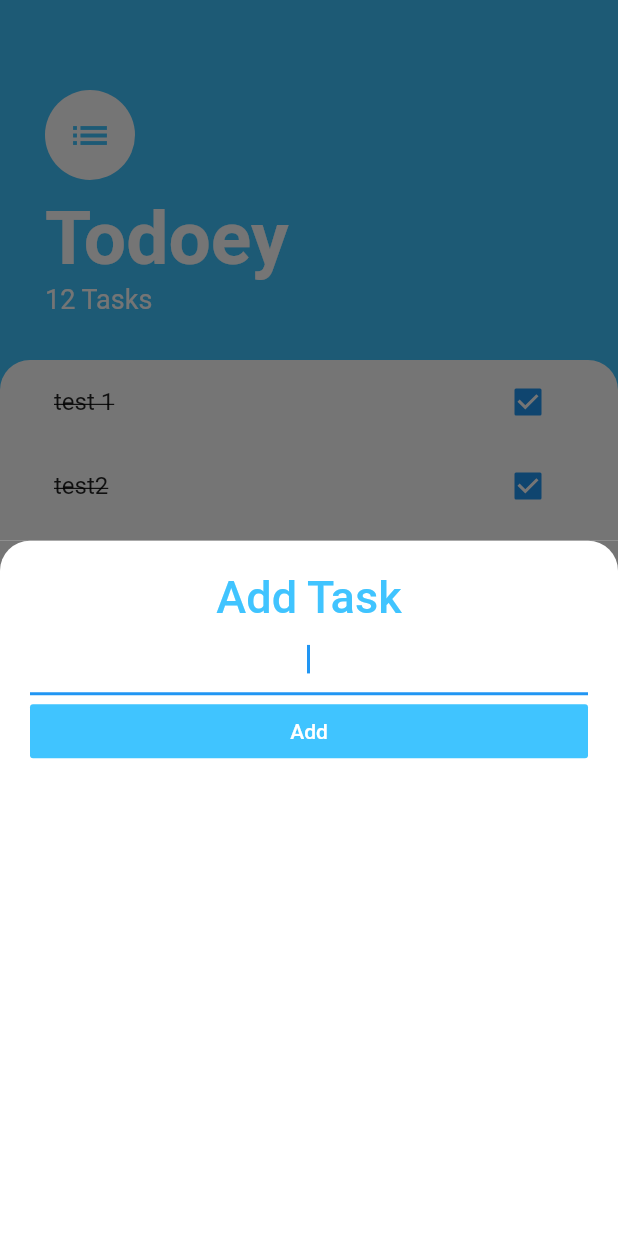
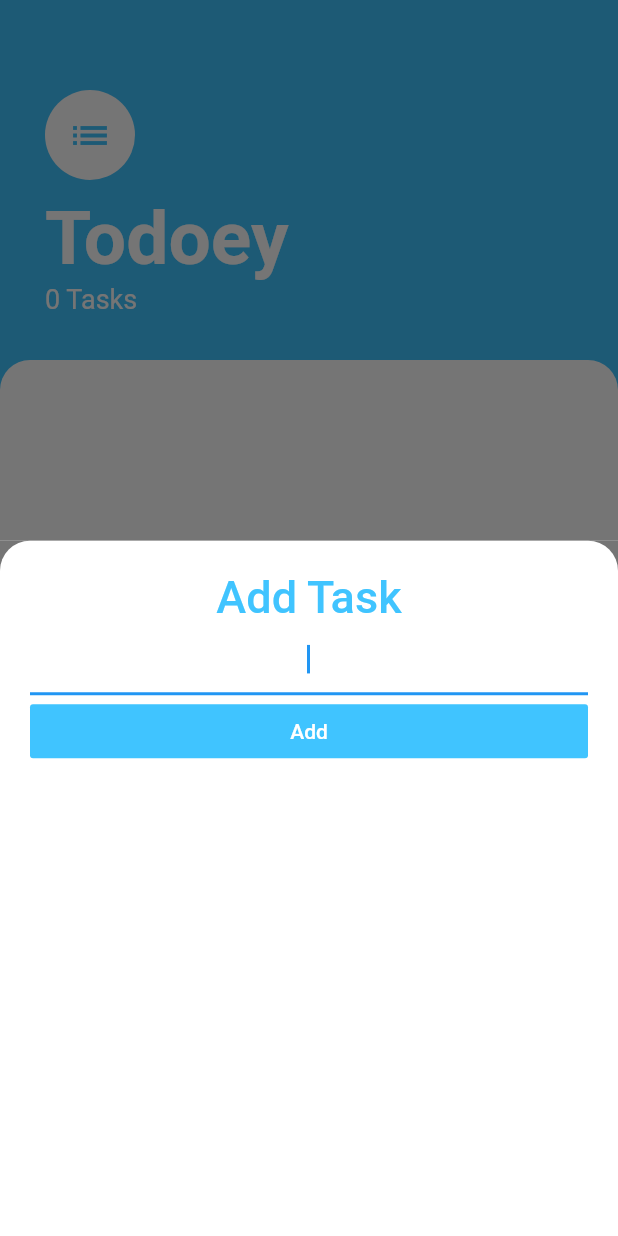
Before and after one commit to anveshkolluri93/todoe_flutter, a Flutter app: the screen it shows after launch, after a tap on the "add" icon, on a phone screen of 412 x 824 dp. Run offline on Flutter 3.47's test engine with Material 2 defaults, Android fonts, the phone set to English and light mode, and no system bars.

Commit message:
lifts state up to tasks_screen

```diff
--- a/lib/models/task.dart
+++ b/lib/models/task.dart
@@ -2,7 +2,7 @@ class Task {
   final String name;
   bool isDone;
 
-  Task({this.name, this.isDone = true});
+  Task({this.name, this.isDone = false});
 
   void toggleDone() {
     isDone = isDone;
--- a/lib/screens/add_task_screen.dart
+++ b/lib/screens/add_task_screen.dart
@@ -1,8 +1,13 @@
 import 'package:flutter/material.dart';
+import 'package:todo_flutter/models/task.dart';
 
 class AddTaskScreen extends StatelessWidget {
+  final Function callBack;
+  AddTaskScreen(this.callBack);
+
   @override
   Widget build(BuildContext context) {
+    String taskName;
     return Container(
       color: Color(0xFF757575),
       child: Container(
@@ -29,6 +34,9 @@ class AddTaskScreen extends StatelessWidget {
               TextField(
                 autofocus: true,
                 textAlign: TextAlign.center,
+                onChanged: (newValue) {
+                  taskName = newValue;
+                },
               ),
               FlatButton(
                 child: Text(
@@ -36,7 +44,10 @@ class AddTaskScreen extends StatelessWidget {
                   style: TextStyle(color: Colors.white),
                 ),
                 color: Colors.lightBlueAccent,
-                onPressed: () {},
+                onPressed: () {
+                  callBack(taskName);
+                  Navigator.pop(context);
+                },
               ),
             ],
           ),
--- a/lib/screens/tasks_screen.dart
+++ b/lib/screens/tasks_screen.dart
@@ -1,9 +1,17 @@
 import 'package:flutter/material.dart';
+import 'package:todo_flutter/models/task.dart';
 import 'package:todo_flutter/screens/add_task_screen.dart';
 import 'package:todo_flutter/widgets/tasks_list.dart';
 import 'package:todo_flutter/widgets/tasks_tile.dart';
 
-class TasksScreen extends StatelessWidget {
+class TasksScreen extends StatefulWidget {
+  @override
+  _TasksScreenState createState() => _TasksScreenState();
+}
+
+class _TasksScreenState extends State<TasksScreen> {
+  List<Task> tasks = [];
+
   @override
   Widget build(BuildContext context) {
     return Scaffold(
@@ -13,7 +21,17 @@ class TasksScreen extends StatelessWidget {
         child: Icon(Icons.add),
         onPressed: () {
           showModalBottomSheet(
-              context: context, builder: (context) => AddTaskScreen());
+            context: context,
+            builder: (context) => AddTaskScreen((taskName) {
+              setState(
+                () {
+                  tasks.add(
+                    Task(name: taskName),
+                  );
+                },
+              );
+            }),
+          );
         },
       ),
       body: Container(
@@ -46,7 +64,7 @@ class TasksScreen extends StatelessWidget {
                         fontWeight: FontWeight.w700),
                   ),
                   Text(
-                    '12 Tasks',
+                    '${tasks.length} Tasks',
                     style: TextStyle(color: Colors.white, fontSize: 18.0),
                   ),
                 ],
@@ -62,7 +80,7 @@ class TasksScreen extends StatelessWidget {
                     topRight: Radius.circular(20.0),
                   ),
                 ),
-                child: TaskList(),
+                child: TaskList(tasks),
               ),
             )
           ],
--- a/lib/widgets/tasks_list.dart
+++ b/lib/widgets/tasks_list.dart
@@ -3,26 +3,29 @@ import 'package:todo_flutter/models/task.dart';
 import 'package:todo_flutter/widgets/tasks_tile.dart';
 
 class TaskList extends StatefulWidget {
+  final List<Task> tasks;
+
+  TaskList(this.tasks);
+
   @override
   _TaskListState createState() => _TaskListState();
 }
 
 class _TaskListState extends State<TaskList> {
-  List<Task> tasks = [Task(name: 'test 1'), Task(name: 'test2')];
   @override
   Widget build(BuildContext context) {
     return ListView.builder(
       itemBuilder: (context, index) {
         return TaskTile(
-            taskTitle: tasks[index].name,
-            isChecked: tasks[index].isDone,
+            taskTitle: widget.tasks[index].name,
+            isChecked: widget.tasks[index].isDone,
             checkBoxCallback: (bool checkBoxState) {
               setState(() {
-                tasks[index].isDone = checkBoxState;
+                widget.tasks[index].isDone = checkBoxState;
               });
             });
       },
-      itemCount: tasks.length,
+      itemCount: widget.tasks.length,
     );
   }
 }
```
